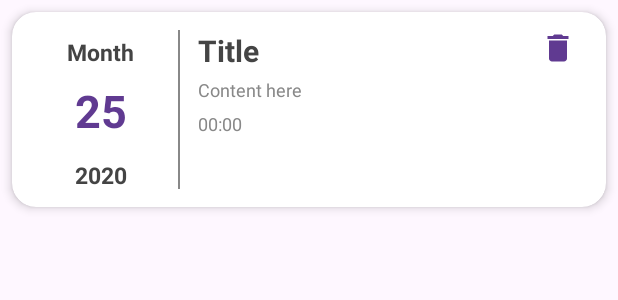
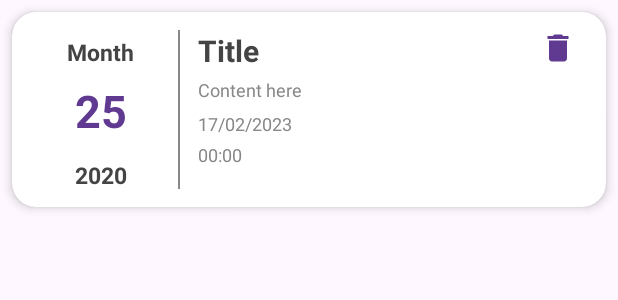
Before and after one commit to e-ManueI/TaskPro, an Android app: the layout task_item.xml on its own in the app's theme, with its tools: preview values and no code run, on a phone screen of 412 x 824 dp. Shown: the top 300 px of the screen. Run offline under Robolectric (Android 15) with nearby library versions, the phone set to English and light mode, and no system bars.

Commit message:
added date and max content length = 3

```diff
--- a/app/src/main/java/com/example/taskpro/TaskAdapter.java
+++ b/app/src/main/java/com/example/taskpro/TaskAdapter.java
@@ -72,6 +72,7 @@ public class TaskAdapter extends RecyclerView.Adapter<TaskAdapter.TaskViewHolder
     public static class TaskViewHolder extends RecyclerView.ViewHolder {
         private TextView monthTextView;
         private TextView dateTextView;
+        private TextView dateInitTextView;
         private TextView yearTextView;
         private TextView titleTextView;
         private ImageView deleteImageView;
@@ -82,6 +83,7 @@ public class TaskAdapter extends RecyclerView.Adapter<TaskAdapter.TaskViewHolder
             super(itemView);
             monthTextView = itemView.findViewById(R.id.monthTextView);
             dateTextView = itemView.findViewById(R.id.dateTextView);
+            dateInitTextView = itemView.findViewById(R.id.dateInitTextView);
             yearTextView = itemView.findViewById(R.id.yearTextView);
             titleTextView = itemView.findViewById(R.id.titleTextView);
             deleteImageView = itemView.findViewById(R.id.deleteImageView);
@@ -92,10 +94,12 @@ public class TaskAdapter extends RecyclerView.Adapter<TaskAdapter.TaskViewHolder
         public void bind(Task task) {
             String month = getMonthString(task.getMonth());
             String day = String.valueOf(task.getDay());
+            String date = String.valueOf(task.getDate());
             String year = String.valueOf(task.getYear());
 
             monthTextView.setText(month);
             dateTextView.setText(day);
+            dateInitTextView.setText(date);
             yearTextView.setText(year);
             titleTextView.setText(task.getTitle());
             contentTextView.setText(task.getContent());
--- a/app/src/main/res/layout/fragment_add_task.xml
+++ b/app/src/main/res/layout/fragment_add_task.xml
@@ -87,8 +87,8 @@
                 android:inputType="textMultiLine"
                 android:hint="Content"
                 android:gravity="start"
-                android:minLines="8"
-                android:maxLines="100"
+                android:minLines="2"
+                android:maxLines="3"
                 android:scrollbars="vertical" />
         </com.google.android.material.textfield.TextInputLayout>
     </ScrollView>
--- a/app/src/main/res/layout/task_item.xml
+++ b/app/src/main/res/layout/task_item.xml
@@ -112,6 +112,15 @@
                 android:textColor="@color/gray_faded"/>
 
             <TextView
+                android:id="@+id/dateInitTextView"
+                android:layout_width="match_parent"
+                android:layout_height="wrap_content"
+                android:layout_marginVertical="2dp"
+                android:text="17/02/2023"
+                android:textSize="12sp"
+                android:textColor="@color/gray_faded" />
+
+            <TextView
                 android:id="@+id/timeTextView"
                 android:layout_width="match_parent"
                 android:layout_height="wrap_content"
```
Also changed, not shown: app/src/main/java/com/example/taskpro/AddTaskFragment.java (+7 -0 lines).
